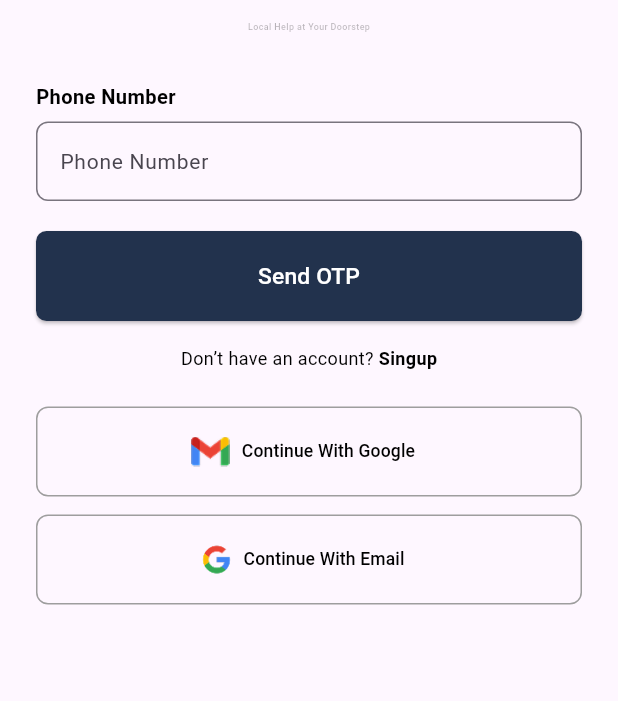
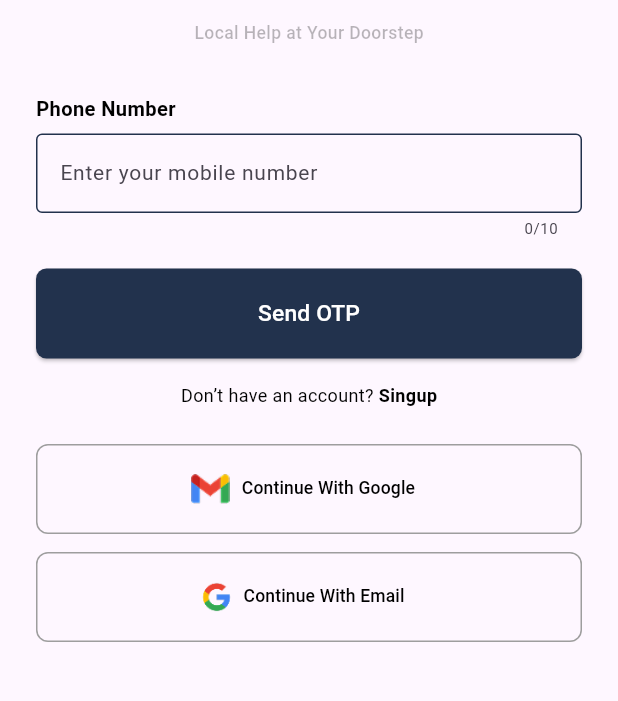
Before and after one commit to simplex2024/maaka, a Flutter app: the LoginScreen screen opened directly, on a phone screen of 412 x 824 dp, the part 387-1088 px from its top. Run offline on Flutter 3.47's test engine with Material 3 defaults, Android fonts, the phone set to English and light mode, and no system bars; our stand-ins replace auto_size_text, cloud_firestore, connectivity_plus, file_picker, firebase_auth, firebase_core and 25 more; missing offline and left inert: dart:ffi, external_app_launcher, json_path; accounts and stored records are empty; project files that could hold a hidden picture were left out.

Commit message:
[Implementation]LogIn Screen UI.

```diff
--- a/lib/core/constants/app_constants.dart
+++ b/lib/core/constants/app_constants.dart
@@ -0,0 +1,14 @@
+class Constant{
+  static const String maaka = "Maaka";
+  static const String welcomeBackToMaaka = "Welcome Back to Maaka";
+  static const String localHelpAtYourDoorStep = "Local Help at Your Doorstep";
+  static const String singUp = "Singup";
+  static const String donTHaveAnAccount = "Don’t have an account? ";
+  static const String sendOTP = "Send OTP";
+  static const String phoneNumber = "Phone Number";
+  static const String enterYourMobileNumber = "Enter your mobile number";
+  static const String continueWithEmail = "Continue With Email";
+  static const String continueWithGoogle = "Continue With Google";
+
+
+}
--- a/lib/core/constants/app_routes.dart
+++ b/lib/core/constants/app_routes.dart
@@ -9,21 +9,17 @@ class AppRoutes {
   static const String onboardingScreen = '/onboardingScreen';
   static const String loginScreen = '/loginScreen';
 
-  static Route<dynamic> generateRoute(RouteSettings settings) {
+  static Route<dynamic>? generateRoute(RouteSettings settings) {
     switch (settings.name) {
       case splashScreen:
         return MaterialPageRoute(builder: (_) => SplashScreen());
       case onboardingScreen:
         return MaterialPageRoute(builder: (_) => OnboardingScreen());
       case loginScreen:
-        return MaterialPageRoute(builder: (_) => MyPhone());
+        return MaterialPageRoute(builder: (_) => LoginScreen());
 
       default:
-        return MaterialPageRoute(
-          builder: (_) => Scaffold(
-            body: Center(child: Text('No route defined for ${settings.name}')),
-          ),
-        );
+        return null;
     }
   }
 }
--- a/lib/core/constants/app_styles.dart
+++ b/lib/core/constants/app_styles.dart
@@ -17,4 +17,8 @@ class AppStyles {
       fontSize: 16.sp,
       fontWeight: FontWeight.w500,
       color: AppColors.primaryWhiteTextColor);
+  static final labelTextStyle = TextStyle(
+      fontSize: 14.sp,
+      fontWeight: FontWeight.w500,
+      color: AppColors.primaryBlackTextColor);
 }
--- a/lib/core/constants/icon_images.dart
+++ b/lib/core/constants/icon_images.dart
@@ -0,0 +1,6 @@
+class IconImages{
+  static const String appLogo = "assets/images/app_logo.png";
+  static const String googleIconImage = "assets/images/google.png";
+  static const String emailIconImage = "assets/images/email.png";
+
+}
--- a/lib/features/auth/presentation/screens/login_screen.dart
+++ b/lib/features/auth/presentation/screens/login_screen.dart
@@ -1,6 +1,9 @@
 import 'package:flutter/material.dart';
 import 'package:maaakanmoney/core/common_widgets/common_button.dart';
 import 'package:maaakanmoney/core/constants/app_colors.dart';
+import 'package:maaakanmoney/core/constants/app_constants.dart';
+import 'package:maaakanmoney/core/constants/icon_images.dart';
+import 'package:maaakanmoney/features/auth/presentation/widgets/login_google_widget.dart';
 import 'package:sizer/sizer.dart';
 
 class LoginScreen extends StatefulWidget {
@@ -22,30 +25,29 @@ class _LoginScreenState extends State<LoginScreen> {
               crossAxisAlignment: CrossAxisAlignment.center,
               children: [
                 const SizedBox(height: 40),
-                // Logo
                 Center(
                   child: Image.asset(
-                    'assets/images/app_logo.png',
+                    IconImages.appLogo,
                   ),
                 ),
                 SizedBox(height: 10.0),
                 // App name
                 const Text(
-                  'Maaka',
+                  Constant.maaka,
                   style: TextStyle(fontSize: 20, fontWeight: FontWeight.bold),
                 ),
                 const SizedBox(height: 20),
                 // Welcome text
                 Text(
-                  'Welcome Back to Maaka',
+                  Constant.welcomeBackToMaaka,
                   style:
                       TextStyle(fontSize: 20.sp, fontWeight: FontWeight.w600),
                 ),
                 const SizedBox(height: 14),
                 Text(
-                  'Local Help at Your Doorstep',
+                  Constant.localHelpAtYourDoorStep,
                   style: TextStyle(
-                      fontSize: 10.sp,
+                      fontSize: 14.sp,
                       fontWeight: FontWeight.w500,
                       color: AppColors.subTitleGreyColor),
                 ),
@@ -53,7 +55,7 @@ class _LoginScreenState extends State<LoginScreen> {
                 Row(
                   children: [
                     Text(
-                      "Phone Number",
+                      Constant.phoneNumber,
                       style: TextStyle(
                           fontSize: 15.sp,
                           fontWeight: FontWeight.w600,
@@ -66,9 +68,16 @@ class _LoginScreenState extends State<LoginScreen> {
                 ),
                 TextFormField(
                   keyboardType: TextInputType.phone,
+                  maxLength: 10,
                   decoration: InputDecoration(
-                    labelText: 'Phone Number',
-                    hintText: 'Enter your mobile number',
+                    hintText: Constant.enterYourMobileNumber,
+                    focusColor: AppColors.primaryButtonColor,
+                    focusedBorder: OutlineInputBorder(
+                        borderSide:
+                            BorderSide(color: AppColors.primaryButtonColor)),
+                    enabledBorder: OutlineInputBorder(
+                        borderSide:
+                            BorderSide(color: AppColors.primaryButtonColor)),
                     border: OutlineInputBorder(
                         borderRadius: BorderRadius.circular(8),
                         borderSide:
@@ -81,71 +90,32 @@ class _LoginScreenState extends State<LoginScreen> {
                     height: 60,
                     child: CommonButton(
                       onPressed: () {},
-                      buttonText: "Send OTP",
+                      buttonText: Constant.sendOTP,
                     )),
 
                 const SizedBox(height: 16),
 
-                // Signup link
                 Row(
                   mainAxisAlignment: MainAxisAlignment.center,
                   children: const [
-                    Text("Don’t have an account? "),
+                    Text(Constant.donTHaveAnAccount),
                     Text(
-                      "Singup",
+                      Constant.singUp,
                       style: TextStyle(fontWeight: FontWeight.bold),
                     ),
                   ],
                 ),
                 const SizedBox(height: 24),
-
-                // Continue with Google
-                SizedBox(
-                  width: double.infinity,
-                  height: 60,
-                  child: OutlinedButton.icon(
-                    icon: Image.asset('assets/images/google.png', height: 20),
-                    // Use your Google icon
-                    label: Text(
-                      "Continue With Google",
-                      style: TextStyle(
-                          fontSize: 14.sp,
-                          fontWeight: FontWeight.w500,
-                          color: AppColors.primaryBlackTextColor),
-                    ),
-                    onPressed: () {},
-                    style: OutlinedButton.styleFrom(
-                      side: const BorderSide(color: Colors.grey),
-                      shape: RoundedRectangleBorder(
-                        borderRadius: BorderRadius.circular(8),
-                      ),
-                    ),
-                  ),
+                LoginGoogleWidget(
+                  labelText: Constant.continueWithGoogle,
+                  image: IconImages.googleIconImage,
                 ),
                 const SizedBox(height: 12),
 
-                // Continue with Email
-                SizedBox(
-                  width: double.infinity,
-                  height: 60,
-                  child: OutlinedButton.icon(
-                    icon: Image.asset('assets/images/email.png', height: 20),
-                    label: Text(
-                      "Continue With Email",
-                      style: TextStyle(
-                          fontSize: 14.sp,
-                          fontWeight: FontWeight.w500,
-                          color: AppColors.primaryBlackTextColor),
-                    ),
-                    onPressed: () {},
-                    style: OutlinedButton.styleFrom(
-                      side: const BorderSide(color: Colors.grey),
-                      shape: RoundedRectangleBorder(
-                        borderRadius: BorderRadius.circular(8),
-                      ),
-                    ),
-                  ),
-                ),
+                LoginGoogleWidget(
+                  labelText: Constant.continueWithEmail,
+                  image: IconImages.emailIconImage,
+                )
               ],
             ),
           ),
--- /dev/null
+++ b/lib/features/auth/presentation/widgets/login_google_widget.dart
@@ -0,0 +1,30 @@
+import 'package:flutter/material.dart';
+import 'package:maaakanmoney/core/constants/app_colors.dart';
+import 'package:maaakanmoney/core/constants/app_styles.dart';
+import 'package:sizer/sizer.dart';
+
+class LoginGoogleWidget extends StatelessWidget {
+  final String? labelText;
+  final String? image;
+
+  const LoginGoogleWidget({super.key, this.labelText, this.image});
+
+  @override
+  Widget build(BuildContext context) {
+    return SizedBox(
+      width: double.infinity,
+      height: 60,
+      child: OutlinedButton.icon(
+        icon: Image.asset(image!, height: 20),
+        label: Text(labelText!, style: AppStyles.labelTextStyle),
+        onPressed: () {},
+        style: OutlinedButton.styleFrom(
+          side: const BorderSide(color: Colors.grey),
+          shape: RoundedRectangleBorder(
+            borderRadius: BorderRadius.circular(8),
+          ),
+        ),
+      ),
+    );
+  }
+}
```
Also changed, not shown: 1 other file.
